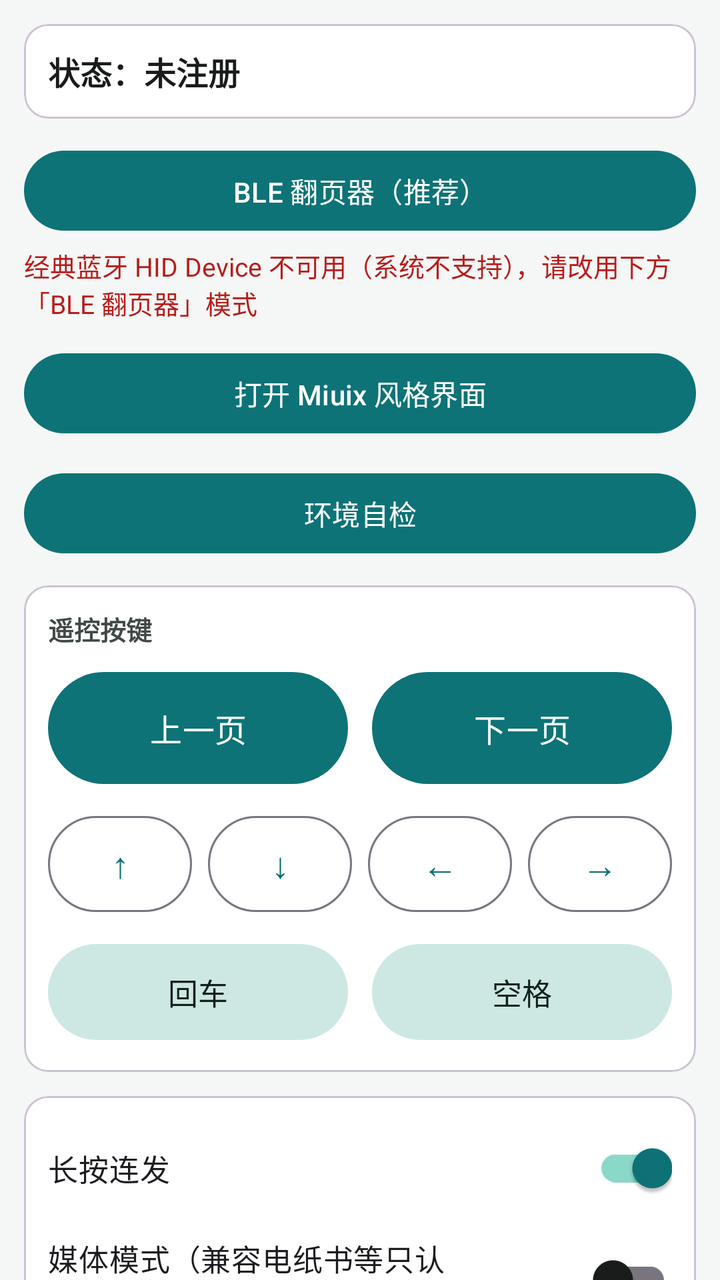
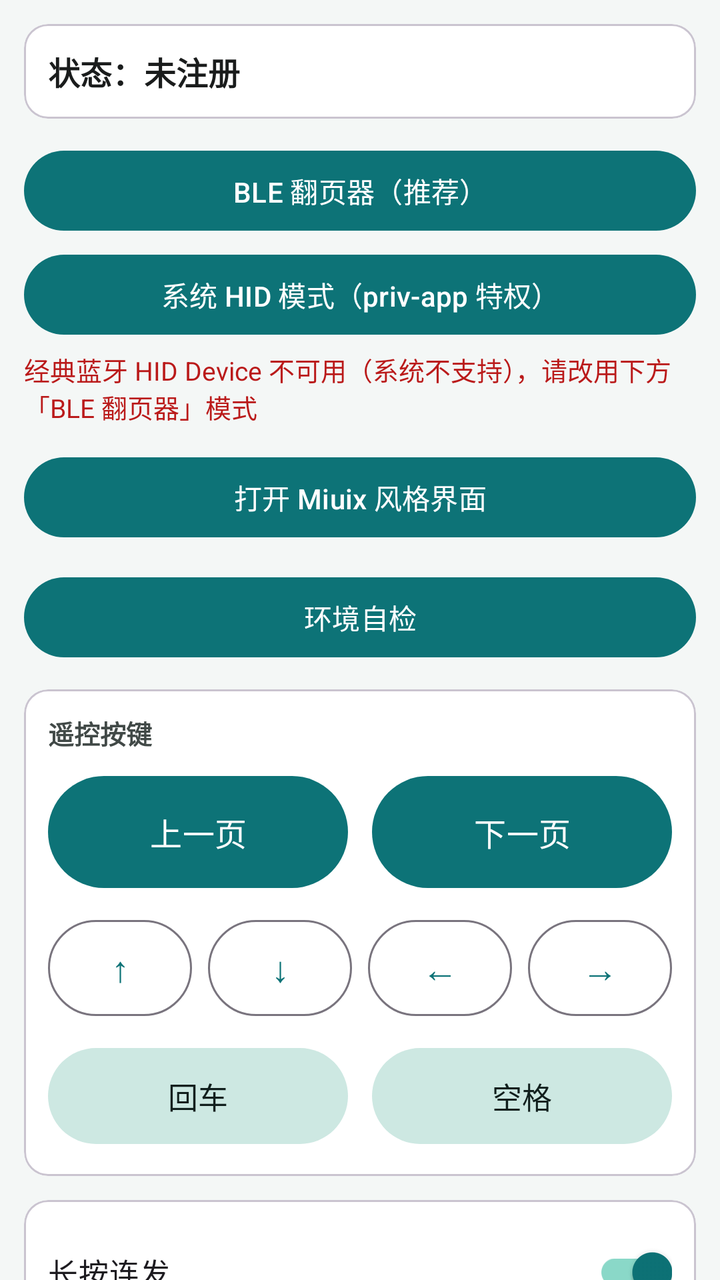

Before-and-after screenshots of an Android layout around one commit, followed by the original layout XML and the change that was made.
<!-- AndroidManifest.xml: application theme Theme.HidPager -->
<!-- res/layout/activity_main.xml -->
<?xml version="1.0" encoding="utf-8"?>
<androidx.core.widget.NestedScrollView xmlns:android="http://schemas.android.com/apk/res/android"
    xmlns:app="http://schemas.android.com/apk/res-auto"
    android:layout_width="match_parent"
    android:layout_height="match_parent"
    android:fillViewport="true">

    <LinearLayout
        android:layout_width="match_parent"
        android:layout_height="wrap_content"
        android:orientation="vertical"
        android:padding="12dp">

        
        <com.google.android.material.card.MaterialCardView
            android:layout_width="match_parent"
            android:layout_height="wrap_content"
            android:layout_marginBottom="12dp">

            <LinearLayout
                android:layout_width="match_parent"
                android:layout_height="wrap_content"
                android:gravity="center_vertical"
                android:orientation="horizontal"
                android:padding="12dp">

                <TextView
                    android:id="@+id/tv_status"
                    android:layout_width="0dp"
                    android:layout_height="wrap_content"
                    android:layout_weight="1"
                    android:text="@string/status_unregistered"
                    android:textColor="@color/colorOnSurface"
                    android:textSize="16sp"
                    android:textStyle="bold" />

                <com.google.android.material.button.MaterialButton
                    android:id="@+id/btn_connect"
                    android:layout_width="wrap_content"
                    android:layout_height="wrap_content"
                    android:text="@string/btn_disconnect"
                    android:visibility="gone" />
            </LinearLayout>
        </com.google.android.material.card.MaterialCardView>

        
        <com.google.android.material.button.MaterialButton
            android:id="@+id/btn_open_ble"
            android:layout_width="match_parent"
            android:layout_height="wrap_content"
            android:layout_marginBottom="4dp"
            android:text="@string/btn_open_ble" />

        
        <TextView
            android:layout_width="match_parent"
            android:layout_height="wrap_content"
            android:layout_marginBottom="12dp"
            android:text="@string/classic_mode_unavailable"
            android:textColor="@color/colorError"
            android:textSize="13sp" />

        
        <com.google.android.material.button.MaterialButton
            android:id="@+id/btn_open_miuix"
            android:layout_width="match_parent"
            android:layout_height="wrap_content"
            android:layout_marginBottom="12dp"
            android:text="打开 Miuix 风格界面" />

        
        <com.google.android.material.button.MaterialButton
            android:id="@+id/btn_open_diagnosis"
            android:layout_width="match_parent"
            android:layout_height="wrap_content"
            android:layout_marginBottom="12dp"
            android:text="@string/btn_open_diagnosis" />

        
        <com.google.android.material.card.MaterialCardView
            android:layout_width="match_parent"
            android:layout_height="wrap_content"
            android:layout_marginBottom="12dp">

            <LinearLayout
                android:layout_width="match_parent"
                android:layout_height="wrap_content"
                android:orientation="vertical"
                android:padding="12dp">

                <TextView
                    android:layout_width="wrap_content"
                    android:layout_height="wrap_content"
                    android:layout_marginBottom="8dp"
                    android:text="@string/title_remote"
                    android:textColor="@color/colorOnSurfaceVariant"
                    android:textSize="13sp"
                    android:textStyle="bold" />

                
                <LinearLayout
                    android:layout_width="match_parent"
                    android:layout_height="wrap_content"
                    android:orientation="horizontal"
                    android:weightSum="2">

                    <com.google.android.material.button.MaterialButton
                        android:id="@+id/btn_page_up"
                        android:layout_width="0dp"
                        android:layout_height="64dp"
                        android:layout_marginEnd="6dp"
                        android:layout_weight="1"
                        android:text="@string/btn_page_up"
                        android:textSize="16sp" />

                    <com.google.android.material.button.MaterialButton
                        android:id="@+id/btn_page_down"
                        android:layout_width="0dp"
                        android:layout_height="64dp"
                        android:layout_marginStart="6dp"
                        android:layout_weight="1"
                        android:text="@string/btn_page_down"
                        android:textSize="16sp" />
                </LinearLayout>

                
                <LinearLayout
                    android:layout_width="match_parent"
                    android:layout_height="wrap_content"
                    android:layout_marginTop="8dp"
                    android:orientation="horizontal"
                    android:weightSum="4">

                    <com.google.android.material.button.MaterialButton
                        android:id="@+id/btn_up"
                        style="@style/Widget.Material3.Button.OutlinedButton"
                        android:layout_width="0dp"
                        android:layout_height="56dp"
                        android:layout_marginEnd="4dp"
                        android:layout_weight="1"
                        android:text="@string/btn_up"
                        android:textSize="18sp" />

                    <com.google.android.material.button.MaterialButton
                        android:id="@+id/btn_down"
                        style="@style/Widget.Material3.Button.OutlinedButton"
                        android:layout_width="0dp"
                        android:layout_height="56dp"
                        android:layout_marginEnd="4dp"
                        android:layout_marginStart="4dp"
                        android:layout_weight="1"
                        android:text="@string/btn_down"
                        android:textSize="18sp" />

                    <com.google.android.material.button.MaterialButton
                        android:id="@+id/btn_left"
                        style="@style/Widget.Material3.Button.OutlinedButton"
                        android:layout_width="0dp"
                        android:layout_height="56dp"
                        android:layout_marginEnd="4dp"
                        android:layout_marginStart="4dp"
                        android:layout_weight="1"
                        android:text="@string/btn_left"
                        android:textSize="18sp" />

                    <com.google.android.material.button.MaterialButton
                        android:id="@+id/btn_right"
                        style="@style/Widget.Material3.Button.OutlinedButton"
                        android:layout_width="0dp"
                        android:layout_height="56dp"
                        android:layout_marginStart="4dp"
                        android:layout_weight="1"
                        android:text="@string/btn_right"
                        android:textSize="18sp" />
                </LinearLayout>

                
                <LinearLayout
                    android:layout_width="match_parent"
                    android:layout_height="wrap_content"
                    android:layout_marginTop="8dp"
                    android:orientation="horizontal"
                    android:weightSum="2">

                    <com.google.android.material.button.MaterialButton
                        android:id="@+id/btn_enter"
                        style="@style/Widget.Material3.Button.TonalButton"
                        android:layout_width="0dp"
                        android:layout_height="56dp"
                        android:layout_marginEnd="6dp"
                        android:layout_weight="1"
                        android:text="@string/btn_enter"
                        android:textSize="15sp" />

                    <com.google.android.material.button.MaterialButton
                        android:id="@+id/btn_space"
                        style="@style/Widget.Material3.Button.TonalButton"
                        android:layout_width="0dp"
                        android:layout_height="56dp"
                        android:layout_marginStart="6dp"
                        android:layout_weight="1"
                        android:text="@string/btn_space"
                        android:textSize="15sp" />
                </LinearLayout>
            </LinearLayout>
        </com.google.android.material.card.MaterialCardView>

        
        <com.google.android.material.card.MaterialCardView
            android:layout_width="match_parent"
            android:layout_height="wrap_content"
            android:layout_marginBottom="12dp">

            <LinearLayout
                android:layout_width="match_parent"
                android:layout_height="wrap_content"
                android:orientation="vertical"
                android:padding="12dp">

                <com.google.android.material.switchmaterial.SwitchMaterial
                    android:id="@+id/switch_repeat"
                    android:layout_width="match_parent"
                    android:layout_height="wrap_content"
                    android:checked="true"
                    android:text="@string/switch_repeat"
                    android:textSize="15sp" />

                
                <com.google.android.material.switchmaterial.SwitchMaterial
                    android:id="@+id/switch_media_mode"
                    android:layout_width="match_parent"
                    android:layout_height="wrap_content"
                    android:layout_marginTop="8dp"
                    android:checked="false"
                    android:text="@string/switch_media_mode"
                    android:textSize="15sp" />

                <TextView
                    android:id="@+id/tv_repeat_label"
                    android:layout_width="match_parent"
                    android:layout_height="wrap_content"
                    android:layout_marginTop="8dp"
                    android:textColor="@color/colorOnSurfaceVariant"
                    android:textSize="13sp" />

                <com.google.android.material.slider.Slider
                    android:id="@+id/slider_repeat"
                    android:layout_width="match_parent"
                    android:layout_height="wrap_content"
                    android:stepSize="50"
                    android:value="800"
                    android:valueFrom="200"
                    android:valueTo="3000" />
            </LinearLayout>
        </com.google.android.material.card.MaterialCardView>

        
        <com.google.android.material.card.MaterialCardView
            android:layout_width="match_parent"
            android:layout_height="wrap_content"
            android:layout_marginBottom="12dp">

            <LinearLayout
                android:layout_width="match_parent"
                android:layout_height="wrap_content"
                android:orientation="vertical"
                android:padding="12dp">

                <LinearLayout
                    android:layout_width="match_parent"
                    android:layout_height="wrap_content"
                    android:gravity="center_vertical"
                    android:orientation="horizontal">

                    <TextView
                        android:layout_width="0dp"
                        android:layout_height="wrap_content"
                        android:layout_weight="1"
                        android:text="@string/title_devices"
                        android:textColor="@color/colorOnSurface"
                        android:textSize="15sp"
                        android:textStyle="bold" />

                    <com.google.android.material.button.MaterialButton
                        android:id="@+id/btn_scan"
                        android:layout_width="wrap_content"
                        android:layout_height="wrap_content"
                        android:text="@string/btn_scan" />
                </LinearLayout>

                <TextView
                    android:id="@+id/tv_empty_devices"
                    android:layout_width="match_parent"
                    android:layout_height="wrap_content"
                    android:paddingVertical="12dp"
                    android:text="@string/empty_devices"
                    android:textColor="@color/text_secondary"
                    android:textSize="13sp" />

                <androidx.recyclerview.widget.RecyclerView
                    android:id="@+id/recycler_devices"
                    android:layout_width="match_parent"
                    android:layout_height="wrap_content"
                    android:nestedScrollingEnabled="false" />
            </LinearLayout>
        </com.google.android.material.card.MaterialCardView>

        
        <com.google.android.material.card.MaterialCardView
            android:layout_width="match_parent"
            android:layout_height="wrap_content">

            <LinearLayout
                android:layout_width="match_parent"
                android:layout_height="wrap_content"
                android:orientation="vertical"
                android:padding="12dp">

                <LinearLayout
                    android:layout_width="match_parent"
                    android:layout_height="wrap_content"
                    android:gravity="center_vertical"
                    android:orientation="horizontal">

                    <TextView
                        android:layout_width="0dp"
                        android:layout_height="wrap_content"
                        android:layout_weight="1"
                        android:text="@string/title_log"
                        android:textColor="@color/colorOnSurface"
                        android:textSize="15sp"
                        android:textStyle="bold" />

                    <com.google.android.material.button.MaterialButton
                        android:id="@+id/btn_clear_log"
                        style="@style/Widget.Material3.Button.TextButton"
                        android:layout_width="wrap_content"
                        android:layout_height="wrap_content"
                        android:text="@string/btn_clear_log" />
                </LinearLayout>

                <ScrollView
                    android:id="@+id/scroll_log"
                    android:layout_width="match_parent"
                    android:layout_height="160dp"
                    android:background="@color/colorSurfaceVariant"
                    android:padding="8dp">

                    <TextView
                        android:id="@+id/tv_log"
                        android:layout_width="match_parent"
                        android:layout_height="wrap_content"
                        android:fontFamily="monospace"
                        android:textColor="@color/colorOnSurface"
                        android:textIsSelectable="true"
                        android:textSize="12sp" />
                </ScrollView>
            </LinearLayout>
        </com.google.android.material.card.MaterialCardView>
    </LinearLayout>
</androidx.core.widget.NestedScrollView>
<!-- resources referenced by this layout -->
<resources>
  <color name="colorError">#FFBA1A1A</color>
  <color name="colorOnSurface">#FF1A1C1C</color>
  <color name="colorOnSurfaceVariant">#FF414947</color>
  <color name="colorSurfaceVariant">#FFDFE5E3</color>
  <color name="text_secondary">#FF5A6B69</color>
  <string name="btn_clear_log">清空</string>
  <string name="btn_disconnect">断开</string>
  <string name="btn_down">↓</string>
  <string name="btn_enter">回车</string>
  <string name="btn_left">←</string>
  <string name="btn_open_ble">BLE 翻页器（推荐）</string>
  <string name="btn_open_diagnosis">环境自检</string>
  <string name="btn_page_down">下一页</string>
  <string name="btn_page_up">上一页</string>
  <string name="btn_right">→</string>
  <string name="btn_scan">扫描设备</string>
  <string name="btn_space">空格</string>
  <string name="btn_up">↑</string>
  <string name="classic_mode_unavailable">经典蓝牙 HID Device 不可用（系统不支持），请改用下方「BLE 翻页器」模式</string>
  <string name="empty_devices">暂无设备，请点击「扫描设备」</string>
  <string name="status_unregistered">状态：未注册</string>
  <string name="switch_media_mode">媒体模式（兼容电纸书等只认 Consumer 键的接收端）</string>
  <string name="switch_repeat">长按连发</string>
  <string name="title_devices">设备</string>
  <string name="title_log">运行日志</string>
  <string name="title_remote">遥控按键</string>
  <style name="Theme.HidPager" parent="Theme.Material3.DayNight.NoActionBar">
          <item name="colorPrimary">@color/colorPrimary</item>
          <item name="colorOnPrimary">@color/colorOnPrimary</item>
          <item name="colorPrimaryContainer">@color/colorPrimaryContainer</item>
          <item name="colorOnPrimaryContainer">@color/colorOnPrimaryContainer</item>
          <item name="colorSecondary">@color/colorSecondary</item>
          <item name="colorOnSecondary">@color/colorOnSecondary</item>
          <item name="colorSecondaryContainer">@color/colorSecondaryContainer</item>
          <item name="colorOnSecondaryContainer">@color/colorOnSecondaryContainer</item>
          <item name="colorSurface">@color/colorSurface</item>
          <item name="colorOnSurface">@color/colorOnSurface</item>
          <item name="colorSurfaceVariant">@color/colorSurfaceVariant</item>
          <item name="colorOnSurfaceVariant">@color/colorOnSurfaceVariant</item>
          <item name="colorError">@color/colorError</item>
          <item name="android:windowBackground">@color/window_background</item>
      </style>
  <color name="colorPrimary">#FF0D7377</color>
  <color name="colorOnPrimary">#FFFFFFFF</color>
  <color name="colorPrimaryContainer">#FF8AD8C8</color>
  <color name="colorOnPrimaryContainer">#FF00201A</color>
  <color name="colorSecondary">#FF4A6360</color>
  <color name="colorOnSecondary">#FFFFFFFF</color>
  <color name="colorSecondaryContainer">#FFCDE8E2</color>
  <color name="colorOnSecondaryContainer">#FF111F1D</color>
  <color name="colorSurface">#FFFFFFFF</color>
  <color name="window_background">#FFF4F7F6</color>
</resources>

<!-- the commit's change to res/layout/activity_main.xml (unified diff, before → after) -->
@@ -52,6 +52,14 @@
             android:text="@string/btn_open_ble" />
 
         
+        <com.google.android.material.button.MaterialButton
+            android:id="@+id/btn_open_syshid"
+            android:layout_width="match_parent"
+            android:layout_height="wrap_content"
+            android:layout_marginBottom="4dp"
+            android:text="@string/btn_open_syshid" />
+
+        
         <TextView
             android:layout_width="match_parent"
             android:layout_height="wrap_content"
<!-- resource entries referenced after the edit -->
@@ -12,6 +12,7 @@
   <string name="btn_left">←</string>
   <string name="btn_open_ble">BLE 翻页器（推荐）</string>
   <string name="btn_open_diagnosis">环境自检</string>
+  <string name="btn_open_syshid">系统 HID 模式（priv-app 特权）</string>
   <string name="btn_page_down">下一页</string>
   <string name="btn_page_up">上一页</string>
   <string name="btn_right">→</string>
